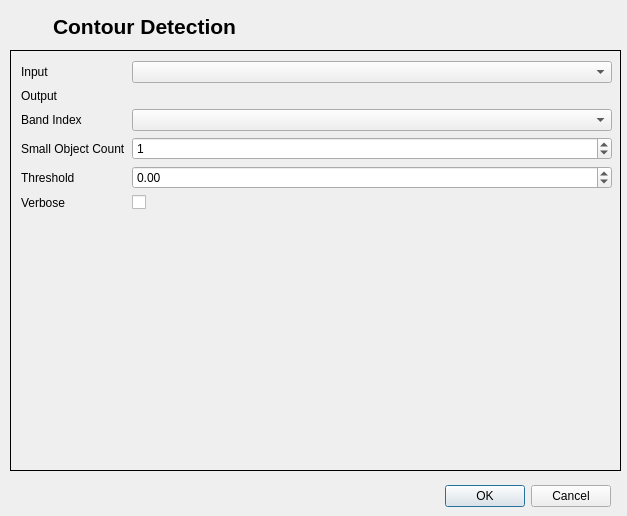
This is contour_detection/contour_detection_dialog_base.ui in AUGSignals/qgis-plugins as Qt 5 draws it before an edit. The edited form follows.
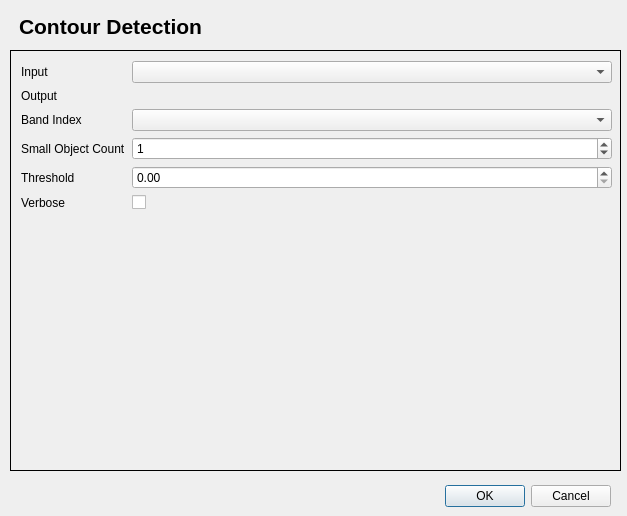
This is the edited form. Custom widgets are drawn as their Qt base class.

The edit to the form file:
```diff
--- a/contour_detection/contour_detection_dialog_base.ui
+++ b/contour_detection/contour_detection_dialog_base.ui
@@ -34,7 +34,7 @@
     <rect>
      <x>10</x>
      <y>10</y>
-     <width>269</width>
+     <width>201</width>
      <height>33</height>
     </rect>
    </property>
@@ -139,7 +139,7 @@
       <item row="4" column="1">
        <widget class="QgsDoubleSpinBox" name="thresholdQgsDoubleSpinBox">
         <property name="minimum">
-         <double>-100.000000000000000</double>
+         <double>0.000000000000000</double>
         </property>
         <property name="maximum">
          <double>100.000000000000000</double>
```
